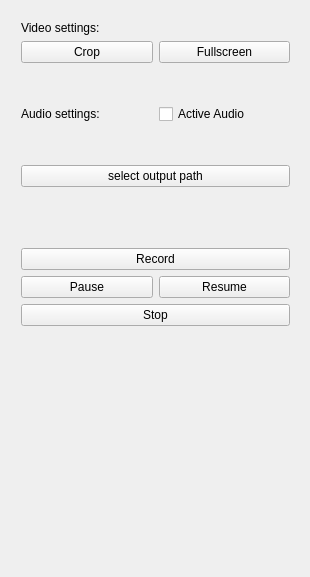
First picture: the form in GUI_ScreenRecorder/MainWindow.ui, repository lordef/PdS2021-screencapture, before the edit.
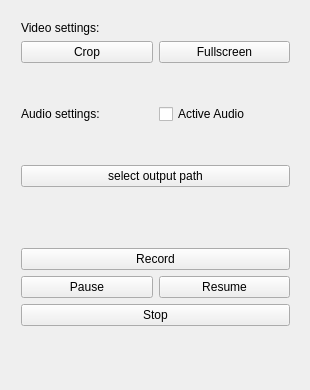
Second picture: the form after the edit. Icons and pictures are not drawn.

Patch:
```diff
--- a/GUI_ScreenRecorder/MainWindow.ui
+++ b/GUI_ScreenRecorder/MainWindow.ui
@@ -7,7 +7,7 @@
     <x>0</x>
     <y>0</y>
     <width>310</width>
-    <height>577</height>
+    <height>390</height>
    </rect>
   </property>
   <property name="minimumSize">
@@ -19,7 +19,7 @@
   <property name="maximumSize">
    <size>
     <width>310</width>
-    <height>700</height>
+    <height>390</height>
    </size>
   </property>
   <property name="windowTitle">
```
